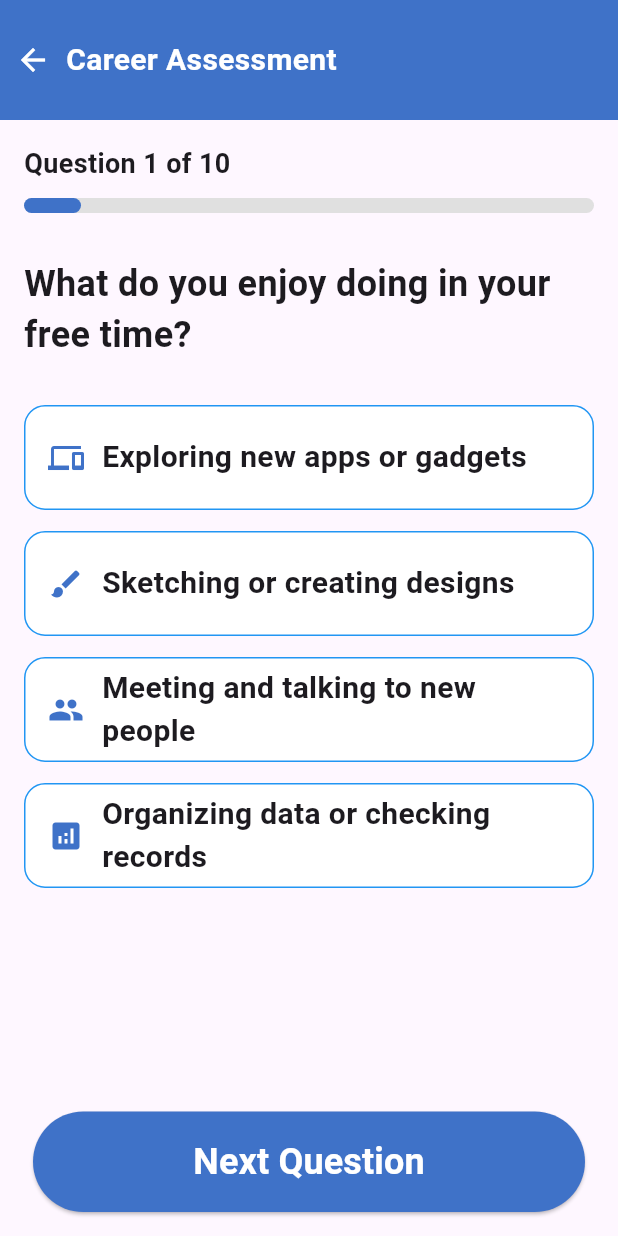
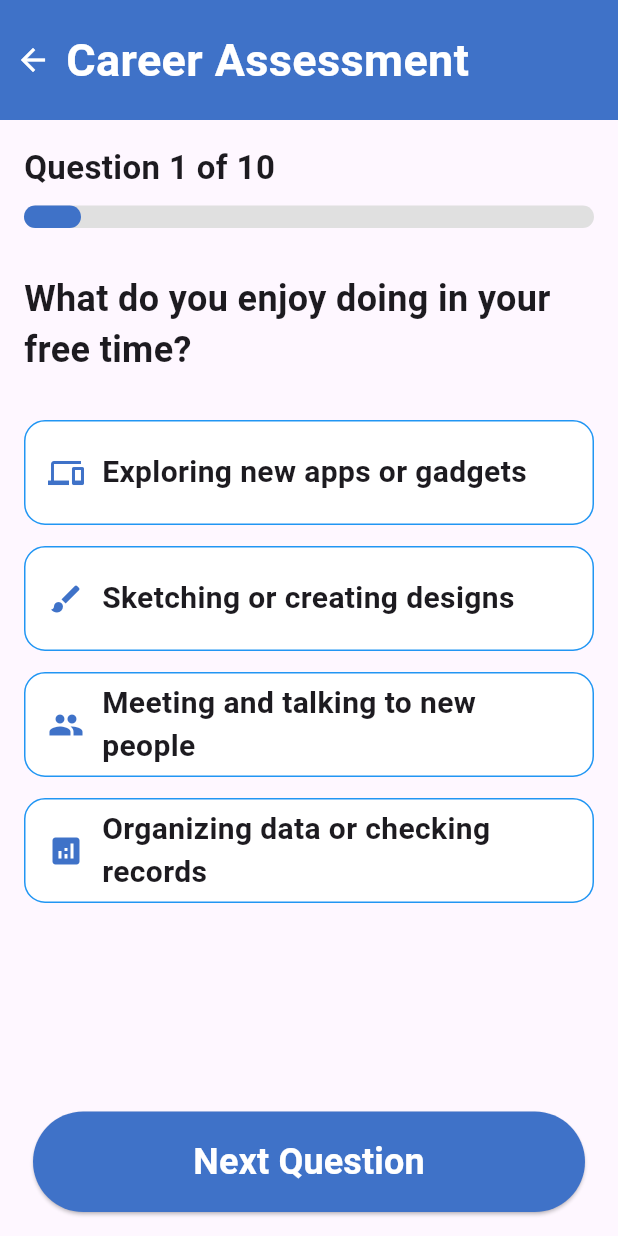
Before and after one commit to Amansarfraz/career_advisor, a Flutter app: the CareerAssessmentScreen screen opened by its route, on a phone screen of 412 x 824 dp. Run offline on Flutter 3.47's test engine with Material 3 defaults, Android fonts, the phone set to English and light mode, and no system bars.

Commit message:
first commit

```diff
--- a/lib/screens/career_assessment_screen.dart
+++ b/lib/screens/career_assessment_screen.dart
@@ -172,7 +172,7 @@ class _CareerAssessmentScreenState extends State<CareerAssessmentScreen> {
                     "Career Assessment",
                     style: TextStyle(
                       color: Colors.white,
-                      fontSize: 20,
+                      fontSize: 30,
                       fontWeight: FontWeight.bold,
                     ),
                   ),
@@ -190,7 +190,7 @@ class _CareerAssessmentScreenState extends State<CareerAssessmentScreen> {
                     Text(
                       "Question ${currentQuestion + 1} of 10",
                       style: const TextStyle(
-                        fontSize: 18,
+                        fontSize: 22,
                         fontWeight: FontWeight.bold,
                       ),
                     ),
@@ -202,7 +202,7 @@ class _CareerAssessmentScreenState extends State<CareerAssessmentScreen> {
                       width: 380,
                       child: LinearProgressIndicator(
                         value: progress,
-                        minHeight: 10,
+                        minHeight: 15,
                         borderRadius: BorderRadius.circular(20),
                         backgroundColor: Colors.grey.shade300,
                         color: const Color(0xff3F72C8),
```
